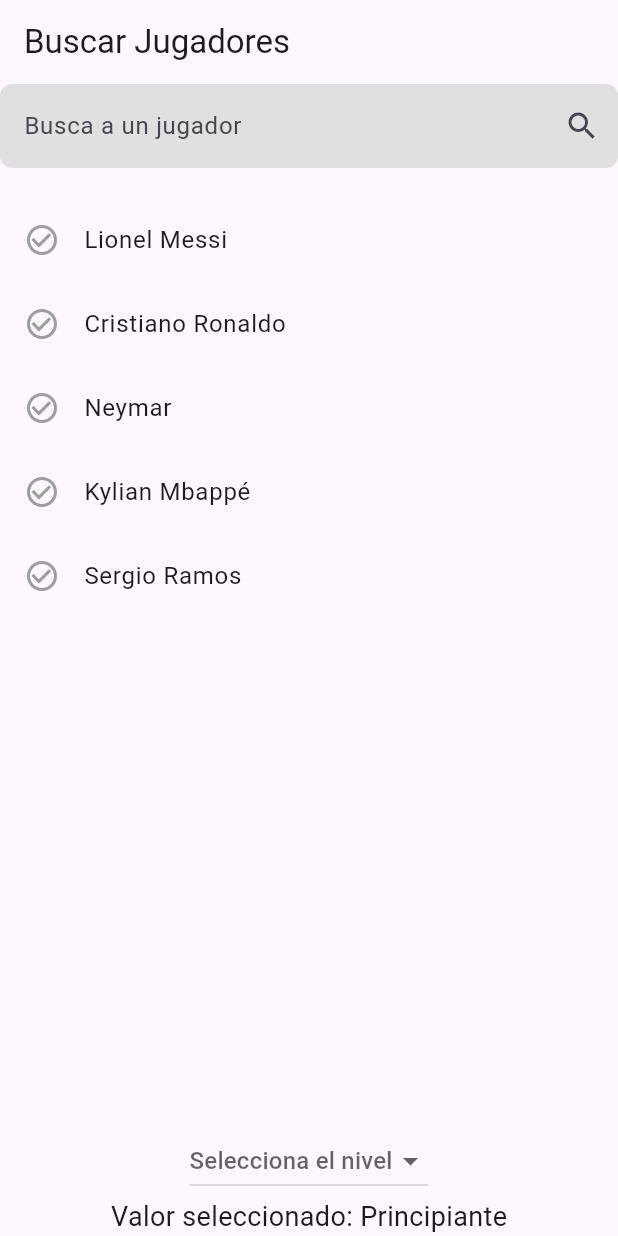
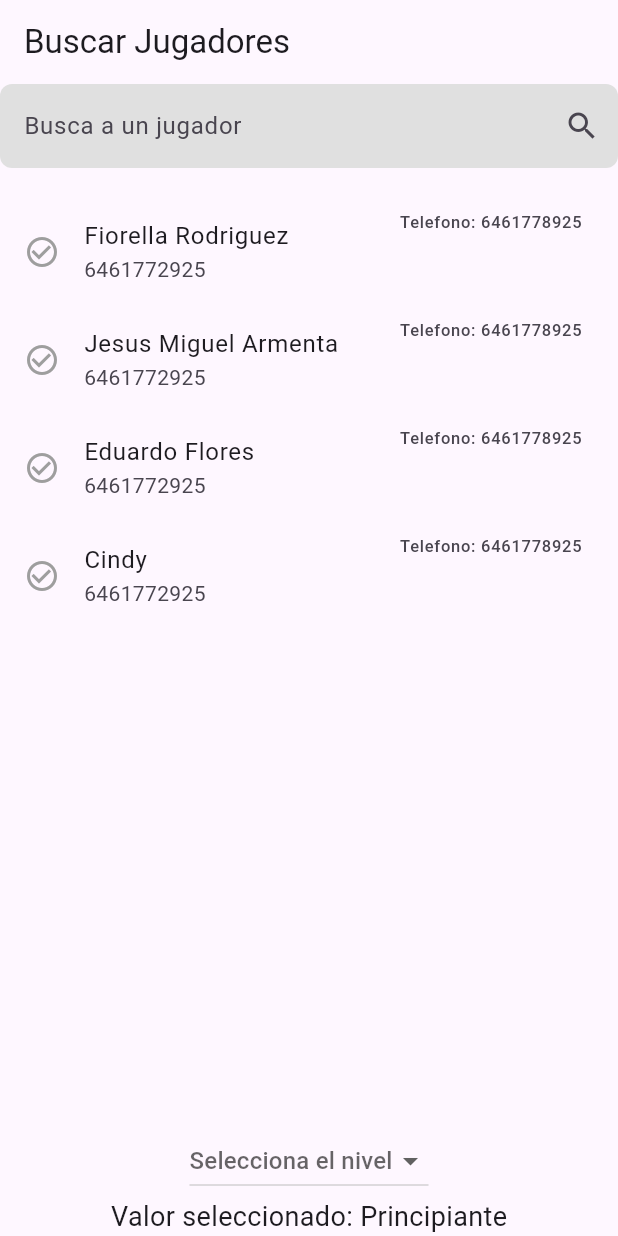
Before and after one commit to fiorellam/WolfGame_Flutter, a Flutter app: the screen it shows after launch, on a phone screen of 412 x 824 dp. Run offline on Flutter 3.47's test engine with Material 3 defaults, Android fonts, the phone set to English and light mode, and no system bars.

Commit message:
Agregando trailing a listTile y modificando la lista de jugadores

```diff
--- a/lib/presentation/home_screen.dart
+++ b/lib/presentation/home_screen.dart
@@ -12,10 +12,11 @@ class HomeScreen extends StatefulWidget{
 class _HomeScreenState extends State<HomeScreen>{
   String _selectedValue = "Principiante"; //Valor inicial
   List<String> levelsList = ["Principiante", "Intermedio", "Avanzado", "Pro" ];
-  List<String> _items = ['Lionel Messi', 'Cristiano Ronaldo', 'Neymar', 'Kylian Mbappé', 'Sergio Ramos']; // Lista de jugadores
+  List<String> _items = ['Fiorella Rodriguez', 'Jesus Miguel Armenta', 'Eduardo Flores', 'Cindy']; // Lista de jugadores
   List<String> _filteredItems = []; // Lista que se actualizará con los elementos filtrados
   Set<String> _selectedItems = {}; // Conjunto para almacenar los elementos seleccionados
 
+  @override
   void initState() {
     super.initState();
     _filteredItems = _items; // Inicializa la lista de items filtrados con todos los elementos
@@ -87,6 +88,14 @@ class _HomeScreenState extends State<HomeScreen>{
                       color: isSelected ? Colors.green : Colors.grey,
                    ), // Cambia el color según el estado de selección,
                   title: Text(_filteredItems[index]),
+                  trailing: Column(
+                    crossAxisAlignment: CrossAxisAlignment.start,
+                    children: [
+                      Text("Telefono: 6461778925"),
+                      // Text("Rol: Lobo")
+                    ],
+                  ),
+                  subtitle: Text("6461772925"),
                   onTap: () => _onSelectItem(_filteredItems[index]), // Maneja la selección
                 );
               },
```
